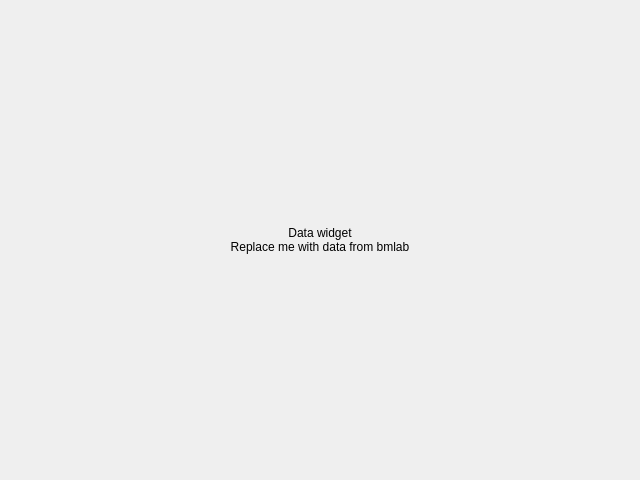
This is bmicro/gui/data/data_view.ui in BrillouinMicroscopy/BMicro as Qt 5 draws it before an edit. The edited form follows.
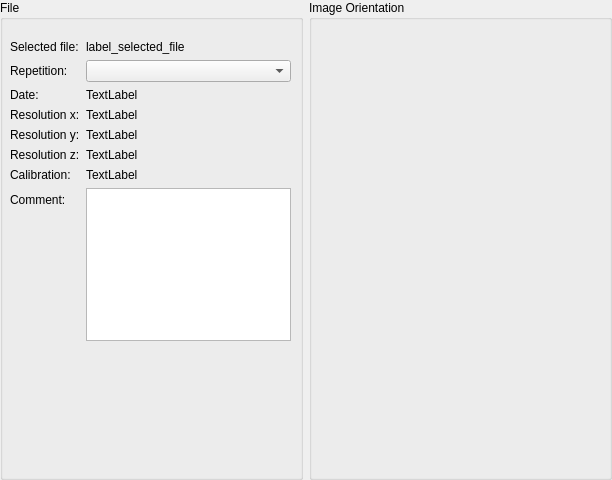
This is the edited form.

The edit to the form file:
```diff
--- a/bmicro/gui/data/data_view.ui
+++ b/bmicro/gui/data/data_view.ui
@@ -6,7 +6,7 @@
    <rect>
     <x>0</x>
     <y>0</y>
-    <width>640</width>
+    <width>612</width>
     <height>480</height>
    </rect>
   </property>
@@ -27,15 +27,142 @@
     <number>0</number>
    </property>
    <item>
-    <widget class="QLabel" name="data_test_label">
-     <property name="text">
-      <string>Data widget
-Replace me with data from bmlab</string>
-     </property>
-     <property name="alignment">
-      <set>Qt::AlignCenter</set>
-     </property>
-    </widget>
+    <layout class="QHBoxLayout" name="horizontalLayout">
+     <item>
+      <widget class="QGroupBox" name="groupBox">
+       <property name="title">
+        <string>File</string>
+       </property>
+       <widget class="QWidget" name="formLayoutWidget">
+        <property name="geometry">
+         <rect>
+          <x>10</x>
+          <y>40</y>
+          <width>281</width>
+          <height>301</height>
+         </rect>
+        </property>
+        <layout class="QFormLayout" name="formLayout">
+         <item row="0" column="0">
+          <widget class="QLabel" name="label">
+           <property name="text">
+            <string>Selected file:</string>
+           </property>
+          </widget>
+         </item>
+         <item row="0" column="1">
+          <widget class="QLabel" name="label_selected_file">
+           <property name="text">
+            <string>label_selected_file</string>
+           </property>
+          </widget>
+         </item>
+         <item row="1" column="0">
+          <widget class="QLabel" name="label_2">
+           <property name="text">
+            <string>Repetition:</string>
+           </property>
+          </widget>
+         </item>
+         <item row="1" column="1">
+          <widget class="QComboBox" name="comboBox_repetition"/>
+         </item>
+         <item row="2" column="0">
+          <widget class="QLabel" name="label_3">
+           <property name="text">
+            <string>Date:</string>
+           </property>
+          </widget>
+         </item>
+         <item row="2" column="1">
+          <widget class="QLabel" name="label_date">
+           <property name="text">
+            <string>TextLabel</string>
+           </property>
+          </widget>
+         </item>
+         <item row="3" column="0">
+          <widget class="QLabel" name="label_4">
+           <property name="text">
+            <string>Resolution x:</string>
+           </property>
+          </widget>
+         </item>
+         <item row="3" column="1">
+          <widget class="QLabel" name="label_resolution_x">
+           <property name="text">
+            <string>TextLabel</string>
+           </property>
+          </widget>
+         </item>
+         <item row="4" column="0">
+          <widget class="QLabel" name="label_5">
+           <property name="text">
+            <string>Resolution y:</string>
+           </property>
+          </widget>
+         </item>
+         <item row="4" column="1">
+          <widget class="QLabel" name="label_resolution_y">
+           <property name="text">
+            <string>TextLabel</string>
+           </property>
+          </widget>
+         </item>
+         <item row="5" column="0">
+          <widget class="QLabel" name="label_6">
+           <property name="text">
+            <string>Resolution z:</string>
+           </property>
+          </widget>
+         </item>
+         <item row="5" column="1">
+          <widget class="QLabel" name="label_resolution_z">
+           <property name="text">
+            <string>TextLabel</string>
+           </property>
+          </widget>
+         </item>
+         <item row="6" column="0">
+          <widget class="QLabel" name="label_7">
+           <property name="text">
+            <string>Calibration:</string>
+           </property>
+          </widget>
+         </item>
+         <item row="6" column="1">
+          <widget class="QLabel" name="label_calibration">
+           <property name="text">
+            <string>TextLabel</string>
+           </property>
+          </widget>
+         </item>
+         <item row="7" column="0">
+          <widget class="QLabel" name="label_8">
+           <property name="text">
+            <string>Comment:</string>
+           </property>
+          </widget>
+         </item>
+         <item row="7" column="1">
+          <widget class="QTextEdit" name="textedit_comment">
+           <property name="readOnly">
+            <bool>true</bool>
+           </property>
+          </widget>
+         </item>
+        </layout>
+       </widget>
+      </widget>
+     </item>
+     <item>
+      <widget class="QGroupBox" name="groupBox_2">
+       <property name="title">
+        <string>Image Orientation</string>
+       </property>
+      </widget>
+     </item>
+    </layout>
    </item>
   </layout>
  </widget>
```
